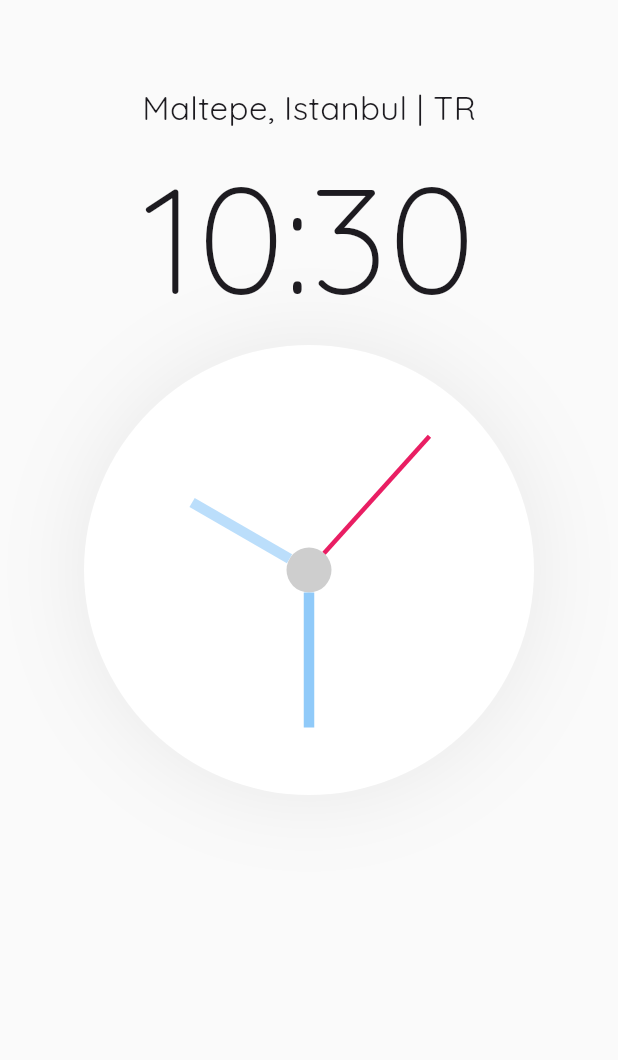
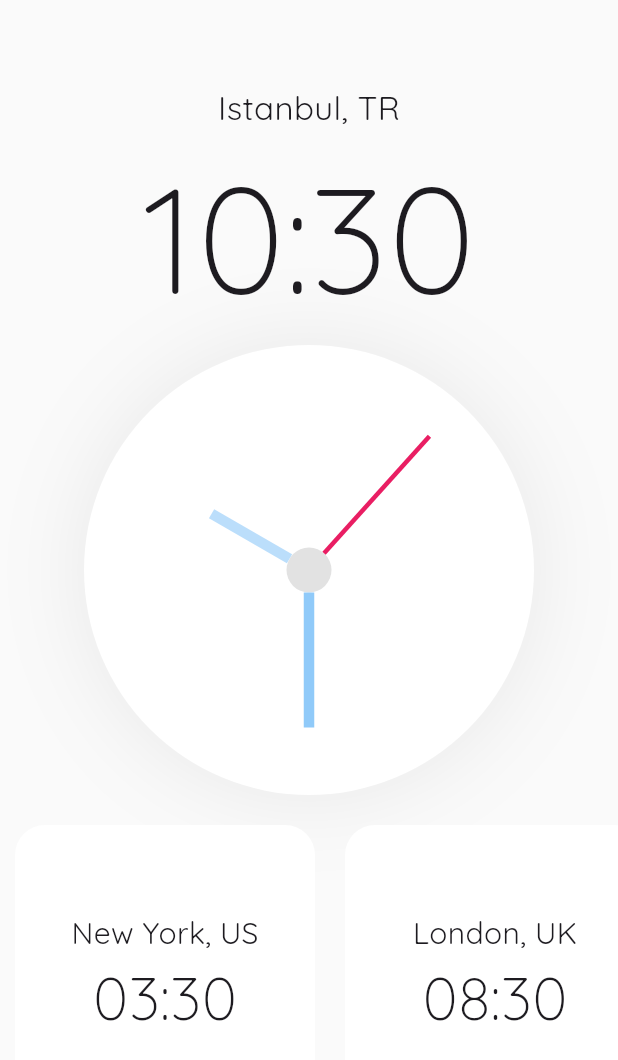
Before and after one commit to burakeraslan/flutter_analog_clock, a Flutter app: the screen it shows after launch, on a phone screen of 412 x 824 dp. Shown: the top 1060 px of the screen. Run offline on Flutter 3.47's test engine with Material 3 defaults, Android fonts, the phone set to English and light mode, and no system bars; our stand-ins replace get.

Commit message:
country card

```diff
--- a/lib/constants/text_constants.dart
+++ b/lib/constants/text_constants.dart
@@ -6,4 +6,4 @@ const quicksandMedium = 'Quicksand-Medium';
 const quicksandSemiBold = 'Quicksand-SemiBold';
 
 // text
-const String location = 'Maltepe, Istanbul | TR';
+const String location = 'Istanbul, TR';
--- a/lib/constants/theme_constants.dart
+++ b/lib/constants/theme_constants.dart
@@ -1,7 +1,8 @@
-import 'dart:ui';
+import 'package:flutter/material.dart';
 
 // light theme
 const lPrimaryColor = Color.fromARGB(255, 250, 250, 250);
+// const lDetailColor = Colors.pink;
 
 // dark theme
 const dPrimaryColor = Color.fromARGB(255, 5, 5, 5);
--- a/lib/screens/home_screen/home_screen.dart
+++ b/lib/screens/home_screen/home_screen.dart
@@ -3,6 +3,7 @@ import 'package:flutter_analog_clock/constants/text_constants.dart';
 import 'package:flutter_analog_clock/constants/theme_constants.dart';
 import 'package:flutter_analog_clock/controller/home_controller/home_controller.dart';
 import 'package:flutter_analog_clock/screens/home_screen/painter/clock_painter.dart';
+import 'package:flutter_analog_clock/widgets/country_card_widget.dart';
 import 'package:get/get.dart';
 
 class HomeScreen extends StatelessWidget {
@@ -35,7 +36,7 @@ class HomeScreen extends StatelessWidget {
                     mainAxisAlignment: MainAxisAlignment.center,
                     children: [
                       Text(
-                        '${controller.time.hour}:${controller.time.minute}',
+                        '${controller.time.hour.toString().padLeft(2, '0')}:${controller.time.minute.toString().padLeft(2, '0')}',
                         style: const TextStyle(
                           fontFamily: quicksandLight,
                           fontSize: 100,
@@ -63,6 +64,33 @@ class HomeScreen extends StatelessWidget {
                       ),
                     ),
                   ),
+                  SingleChildScrollView(
+                    scrollDirection: Axis.horizontal,
+                    child: Row(
+                      children: [
+                        CountryCardWidget(
+                          currentTime: controller.time,
+                          location: 'New York, US',
+                          hourDifference: -7,
+                        ).paddingSymmetric(horizontal: 10),
+                        CountryCardWidget(
+                          currentTime: controller.time,
+                          location: 'London, UK',
+                          hourDifference: -2,
+                        ).paddingSymmetric(horizontal: 10),
+                        CountryCardWidget(
+                          currentTime: controller.time,
+                          location: 'Tokyo, JP',
+                          hourDifference: 6,
+                        ).paddingSymmetric(horizontal: 10),
+                        CountryCardWidget(
+                          currentTime: controller.time,
+                          location: 'Paris, FR',
+                          hourDifference: -1,
+                        ).paddingSymmetric(horizontal: 10),
+                      ],
+                    ),
+                  ).paddingSymmetric(vertical: 20),
                 ],
               ),
             );
--- a/lib/screens/home_screen/painter/clock_painter.dart
+++ b/lib/screens/home_screen/painter/clock_painter.dart
@@ -18,7 +18,7 @@ class ClockPainter extends CustomPainter {
     canvas.drawCircle(center, radius, circlePaint);
 
     // Dot
-    final dotPaint = Paint()..color = Colors.grey.withOpacity(0.5);
+    final dotPaint = Paint()..color = Colors.grey.withOpacity(0.3);
     canvas.drawCircle(center, dotRadius, dotPaint);
 
     // Second Line
@@ -74,7 +74,7 @@ class ClockPainter extends CustomPainter {
       center.dy + dotRadius * sin(hourAngle),
     );
 
-    final hourLength = radius * 0.6;
+    final hourLength = radius * 0.5;
     final hourEndPoint = Offset(
       center.dx + hourLength * cos(hourAngle),
       center.dy + hourLength * sin(hourAngle),
--- /dev/null
+++ b/lib/widgets/country_card_widget.dart
@@ -0,0 +1,46 @@
+import 'package:flutter/material.dart';
+import 'package:flutter_analog_clock/constants/text_constants.dart';
+
+class CountryCardWidget extends StatelessWidget {
+  final DateTime currentTime;
+  final String location;
+  final int hourDifference;
+
+  const CountryCardWidget({
+    super.key,
+    required this.currentTime,
+    required this.location,
+    required this.hourDifference,
+  });
+
+  @override
+  Widget build(BuildContext context) {
+    return Container(
+      height: 200,
+      width: 200,
+      decoration: const BoxDecoration(
+        color: Colors.white,
+        borderRadius: BorderRadius.all(Radius.circular(20)),
+      ),
+      child: Column(
+        mainAxisAlignment: MainAxisAlignment.center,
+        children: [
+          Text(
+            location,
+            style: const TextStyle(
+              fontFamily: quicksandRegular,
+              fontSize: 20,
+            ),
+          ),
+          Text(
+            '${(currentTime.hour + hourDifference).toString().padLeft(2, '0')}:${currentTime.minute.toString().padLeft(2, '0')}',
+            style: const TextStyle(
+              fontFamily: quicksandLight,
+              fontSize: 40,
+            ),
+          ),
+        ],
+      ),
+    );
+  }
+}
```
